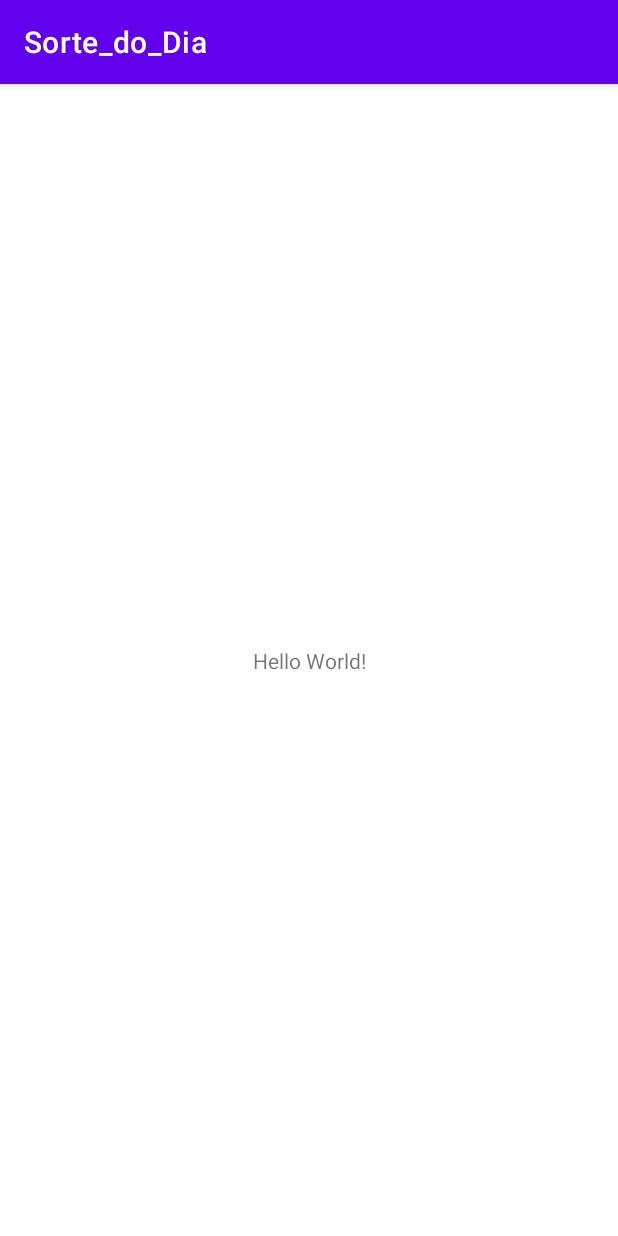
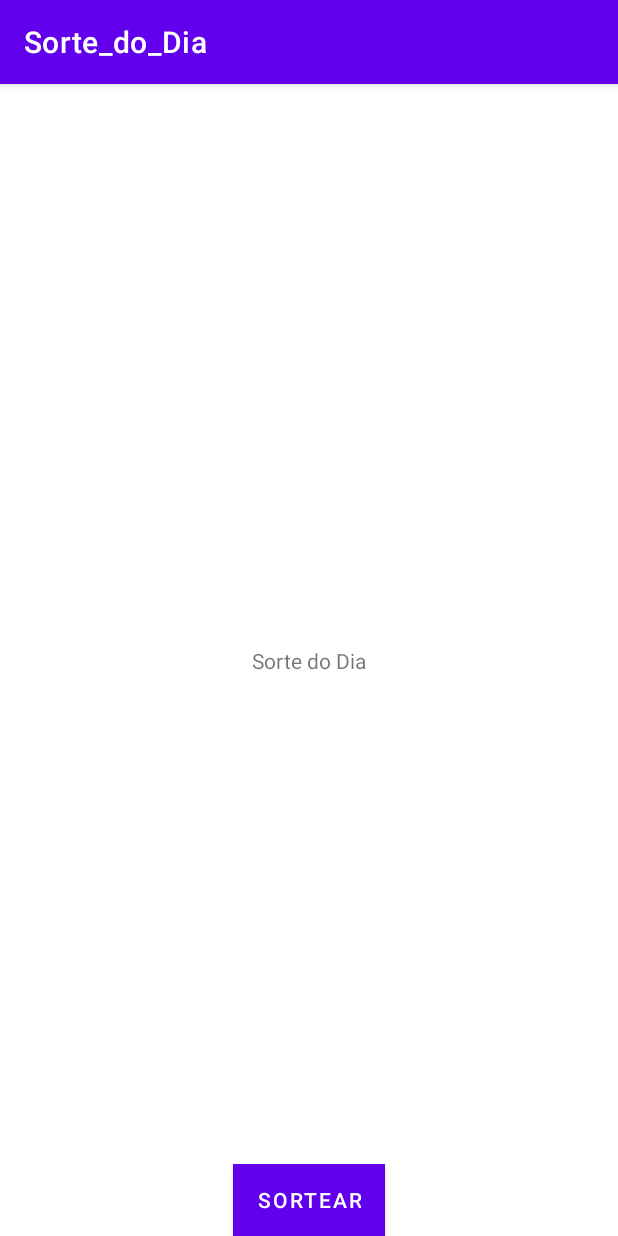
Before and after one commit to matbmotta/Sorte_do_Dia, an Android app: the screen it shows after launch (MainActivity), on a phone screen of 412 x 824 dp. Run offline under Robolectric (Android 15) with nearby library versions, the phone set to English and light mode, and no system bars.

Commit message:
Initial commit

```diff
--- a/app/src/main/java/com/example/sorte_do_dia/MainActivity.java
+++ b/app/src/main/java/com/example/sorte_do_dia/MainActivity.java
@@ -3,12 +3,42 @@ package com.example.sorte_do_dia;
 import androidx.appcompat.app.AppCompatActivity;
 
 import android.os.Bundle;
+import android.view.View;
+import android.widget.Button;
+import android.widget.TextView;
+
+import java.util.ArrayList;
+import java.util.Random;
 
 public class MainActivity extends AppCompatActivity {
 
+    private TextView textViewTitle;
+    private Button buttonAction;
+    private ArrayList<String> mensagens = new ArrayList<>();
     @Override
     protected void onCreate(Bundle savedInstanceState) {
         super.onCreate(savedInstanceState);
         setContentView(R.layout.activity_main);
+
+        mensagens.add("Viva o amor");
+        mensagens.add("Carpe diem");
+        mensagens.add("Seja mais forte");
+        mensagens.add("Busque seu sucesso");
+
+        textViewTitle = findViewById(R.id.textView);
+        buttonAction = findViewById(R.id.button);
+
+        textViewTitle.setText("Sorte do Dia");
+        buttonAction.setText("Sortear");
+
+        buttonAction.setOnClickListener(new View.OnClickListener() {
+            @Override
+            public void onClick(View v) {
+                Random random = new Random();
+                int numero = random.nextInt(mensagens.size());
+                textViewTitle.setText(mensagens.get(numero));
+            }
+        });
+
     }
 }
--- a/app/src/main/res/layout/activity_main.xml
+++ b/app/src/main/res/layout/activity_main.xml
@@ -7,12 +7,28 @@
     tools:context=".MainActivity">
 
     <TextView
+        android:id="@+id/textView"
         android:layout_width="wrap_content"
         android:layout_height="wrap_content"
         android:text="Hello World!"
         app:layout_constraintBottom_toBottomOf="parent"
-        app:layout_constraintEnd_toEndOf="parent"
-        app:layout_constraintStart_toStartOf="parent"
+        app:layout_constraintLeft_toLeftOf="parent"
+        app:layout_constraintRight_toRightOf="parent"
         app:layout_constraintTop_toTopOf="parent" />
 
+
+    <Button
+        android:id="@+id/button"
+        android:layout_width="wrap_content"
+        android:layout_height="wrap_content"
+        android:background="@android:color/holo_blue_dark"
+        android:text="Click Me!"
+        app:layout_constraintBottom_toBottomOf="parent"
+        app:layout_constraintEnd_toEndOf="parent"
+        app:layout_constraintLeft_toLeftOf="parent"
+        app:layout_constraintRight_toRightOf="parent"
+        app:layout_constraintStart_toStartOf="parent"
+        app:layout_constraintVertical_bias="0.717" />
+
+
 </androidx.constraintlayout.widget.ConstraintLayout>
--- /dev/null
+++ b/app/src/main/res/values/dimens.xml
@@ -0,0 +1,5 @@
+<?xml version="1.0" encoding="utf-8"?>
+<resources>
+    <dimen name="activity_vertical_margin" />
+    <dimen name="activity_horizontal_margin" />
+</resources>
--- a/app/src/main/res/values/strings.xml
+++ b/app/src/main/res/values/strings.xml
@@ -1,3 +1,4 @@
 <resources>
     <string name="app_name">Sorte_do_Dia</string>
+    <string name="hint_name" />
 </resources>
```
